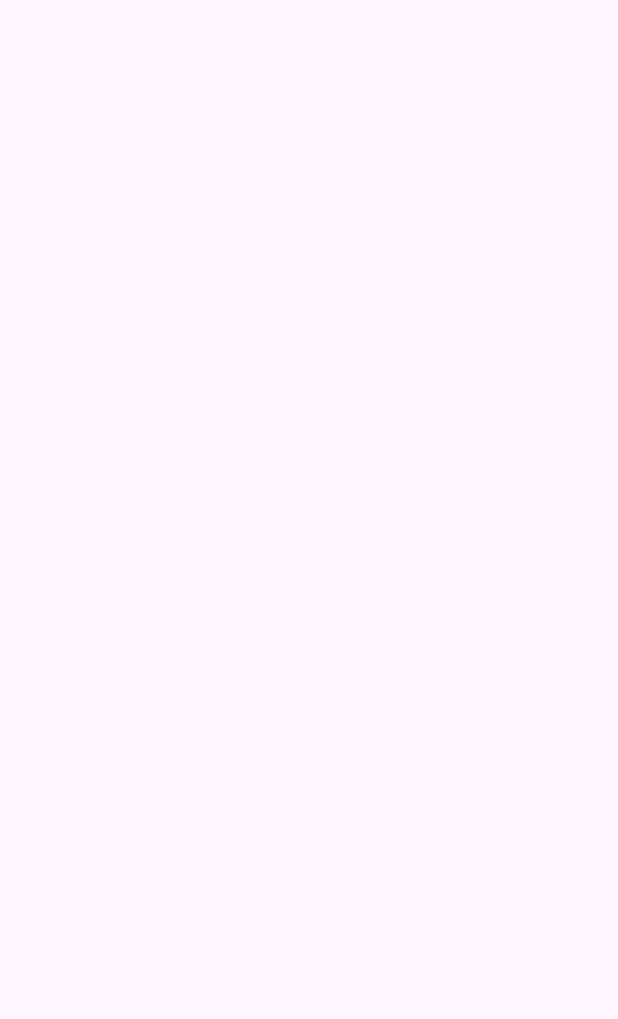
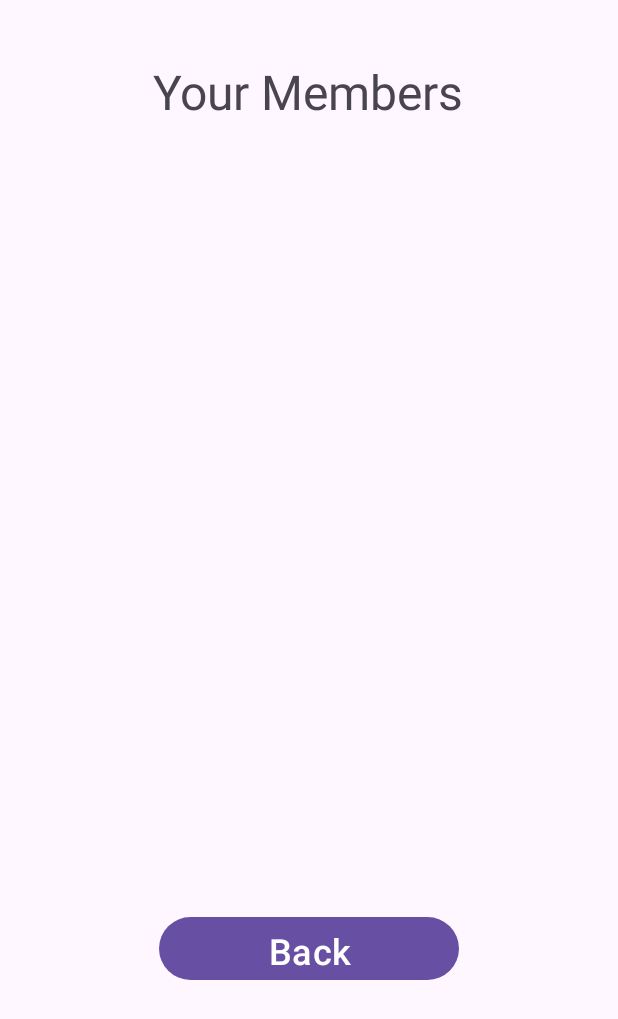
Before and after one commit to GabrielBall05/ChurchFinderApp, an Android app: the ViewMembers screen opened directly, with no data from a screen before it, on a phone screen of 412 x 824 dp. Before the commit the part shown is empty. Shown: the top 1019 px of the screen. Run offline under Robolectric (Android 15) with nearby library versions, the phone set to English and light mode, and no system bars; 1 statement that could not run was skipped.

Commit message:
Church can view their members & view details of each member

```diff
--- a/ChurchApp/app/src/main/AndroidManifest.xml
+++ b/ChurchApp/app/src/main/AndroidManifest.xml
@@ -12,6 +12,9 @@
         android:supportsRtl="true"
         android:theme="@style/Theme.ChurchApp"
         tools:targetApi="31">
+        <activity
+            android:name=".ChurchIntents.MemberDetails"
+            android:exported="false" />
         <activity
             android:name=".Confirmations.DeleteConfirmation"
             android:exported="false" />
--- /dev/null
+++ b/ChurchApp/app/src/main/java/com/example/churchapp/Adapters/MyMembersAdapter.java
@@ -0,0 +1,62 @@
+package com.example.churchapp.Adapters;
+
+import android.app.Activity;
+import android.content.Context;
+import android.view.LayoutInflater;
+import android.view.View;
+import android.view.ViewGroup;
+import android.widget.BaseAdapter;
+import android.widget.TextView;
+
+import com.example.churchapp.Models.User;
+import com.example.churchapp.R;
+
+import java.util.ArrayList;
+
+public class MyMembersAdapter extends BaseAdapter
+{
+    Context context;
+    ArrayList<User> listOfMembers;
+
+    public MyMembersAdapter(Context c, ArrayList<User> ls)
+    {
+        context = c;
+        listOfMembers = ls;
+    }
+
+    @Override
+    public int getCount()
+    {
+        return listOfMembers.size();
+    }
+
+    @Override
+    public Object getItem(int i)
+    {
+        return listOfMembers.get(i);
+    }
+
+    @Override
+    public long getItemId(int i)
+    {
+        return i;
+    }
+
+    @Override
+    public View getView(int i, View view, ViewGroup parent)
+    {
+        if (view == null)
+        {
+            LayoutInflater mInflater = (LayoutInflater) context.getSystemService(Activity.LAYOUT_INFLATER_SERVICE);
+            view = mInflater.inflate(R.layout.my_members_custom_cell, null);
+        }
+
+        //GUI
+        TextView tv_fnameLname = view.findViewById(R.id.tv_myMembersCC_fnameLname);
+
+        User user = listOfMembers.get(i);
+        tv_fnameLname.setText(user.getFirstName() + " " + user.getLastName());
+
+        return view;
+    }
+}
--- a/ChurchApp/app/src/main/java/com/example/churchapp/ChurchIntents/ViewMembers.java
+++ b/ChurchApp/app/src/main/java/com/example/churchapp/ChurchIntents/ViewMembers.java
@@ -2,17 +2,102 @@ package com.example.churchapp.ChurchIntents;
 
 import androidx.appcompat.app.AppCompatActivity;
 
+import android.content.Intent;
 import android.os.Bundle;
+import android.util.Log;
+import android.view.View;
+import android.widget.AdapterView;
+import android.widget.Button;
+import android.widget.ListView;
 
+import com.example.churchapp.Adapters.MyMembersAdapter;
+import com.example.churchapp.Database.UsersTableHelper;
+import com.example.churchapp.Models.User;
+import com.example.churchapp.Other.Session;
 import com.example.churchapp.R;
+
+import java.util.ArrayList;
 
 public class ViewMembers extends AppCompatActivity
 {
+    //GUI
+    Button btn_back;
+    ListView lv_members;
+
+    //DATABASE
+    UsersTableHelper usersDb;
+
+    //INTENTS
+    Intent memberDetailsIntent;
+    Intent churchHomeIntent;
+
+    //ADAPTER
+    MyMembersAdapter adapter;
+
+    //MY MEMBERS ARRAY
+    ArrayList<User> listOfMyMembers;
 
     @Override
     protected void onCreate(Bundle savedInstanceState)
     {
         super.onCreate(savedInstanceState);
         setContentView(R.layout.activity_view_members);
+
+        //GUI
+        btn_back = findViewById(R.id.btn_viewMembers_back);
+        lv_members = findViewById(R.id.lv_viewMembers_members);
+
+        //DATABASE
+        usersDb = new UsersTableHelper(this);
+
+        //INTENTS
+        memberDetailsIntent = new Intent(ViewMembers.this, MemberDetails.class);
+        churchHomeIntent = new Intent(ViewMembers.this, ChurchHome.class);
+
+        //ARRAYLIST
+        listOfMyMembers = new ArrayList<User>();
+        listOfMyMembers = usersDb.getAllUsersAttendingChurch(Session.getChurch().getEmail());
+
+        //FUNCTIONS
+        fillListView();
+        backButtonClick();
+        listViewItemSelect();
+    }
+
+    /**========================================LIST VIEW ITEM SELECTED========================================*/
+    private void fillListView()
+    {
+        adapter = new MyMembersAdapter(this, listOfMyMembers);
+        lv_members.setAdapter(adapter);
+    }
+
+    /**========================================LIST VIEW ITEM SELECTED========================================*/
+    private void listViewItemSelect()
+    {
+        lv_members.setOnItemClickListener(new AdapterView.OnItemClickListener()
+        {
+            @Override
+            public void onItemClick(AdapterView<?> parent, View view, int i, long id)
+            {
+                Log.v("List View Item Click", "List View Item Click - Moving to MemberDetails");
+
+                memberDetailsIntent.putExtra("myMember", listOfMyMembers.get(i));
+                startActivity(memberDetailsIntent);
+            }
+        });
+    }
+
+    /**========================================BACK BUTTON CLICK========================================*/
+    private void backButtonClick()
+    {
+        btn_back.setOnClickListener(new View.OnClickListener()
+        {
+            @Override
+            public void onClick(View v)
+            {
+                Log.v("Button Press", "Back Button Click (from ViewMembers) - Moving to ChurchHome");
+                startActivity(churchHomeIntent);
+            }
+        });
     }
 }
--- a/ChurchApp/app/src/main/java/com/example/churchapp/MainActivity.java
+++ b/ChurchApp/app/src/main/java/com/example/churchapp/MainActivity.java
@@ -131,7 +131,7 @@ public class MainActivity extends AppCompatActivity
                         {
                             Session.login(user);
                             //Determine if user is a member of a church or not
-                            if (usersDb.hasChurchFindByUserEmail(user.getEmail())) //Has church
+                            if (usersDb.doesUserHaveChurch(user.getEmail())) //Has church
                             {
                                 Log.v("BUTTON PRESS", "Login Button - Moving to UserWithChurchHome");
                                 startActivity(userWithChurchHomeIntent);
@@ -218,13 +218,13 @@ public class MainActivity extends AppCompatActivity
         Log.i("USERS", "==========ALL USERS==========");
         for (int i = 0; i < listOfUsers.size(); i++)
         {
-            Log.i("User:", "Email: " + listOfUsers.get(i).getEmail() + " - Password: " + listOfUsers.get(i).getPassword());
             //Log.i("User:", "Email: " + listOfUsers.get(i).getEmail() + " - Password: " + listOfUsers.get(i).getPassword());
+            Log.i("User:", "Email: " + listOfUsers.get(i).getEmail() + " - Password: " + listOfUsers.get(i).getPassword() + " - Church Attending: " + listOfUsers.get(i).getEmailOfChurchAttending());
         }
         Log.i("CHURCHES", "==========ALL CHURCHES==========");
         for (int i = 0; i < listOfChurches.size(); i++)
         {
-            Log.i("Church:", "Email: " + listOfChurches.get(i).getEmail() + " - Password: " + listOfChurches.get(i).getPassword());
+            Log.i("Church:", "Email: " + listOfChurches.get(i).getEmail() + " - Password: " + listOfChurches.get(i).getPassword() + " - Name: " + listOfChurches.get(i).getName());
         }
     }
 }
--- a/ChurchApp/app/src/main/res/layout/activity_view_members.xml
+++ b/ChurchApp/app/src/main/res/layout/activity_view_members.xml
@@ -6,4 +6,41 @@
     android:layout_height="match_parent"
     tools:context=".ChurchIntents.ViewMembers">
 
+    <Button
+        android:id="@+id/btn_viewMembers_back"
+        android:layout_width="200dp"
+        android:layout_height="50dp"
+        android:layout_marginStart="105dp"
+        android:layout_marginTop="1dp"
+        android:layout_marginEnd="106dp"
+        android:text="Back"
+        android:textSize="24sp"
+        app:layout_constraintEnd_toEndOf="parent"
+        app:layout_constraintStart_toStartOf="parent"
+        app:layout_constraintTop_toBottomOf="@+id/lv_viewMembers_members" />
+
+    <TextView
+        android:id="@+id/textView11"
+        android:layout_width="wrap_content"
+        android:layout_height="wrap_content"
+        android:layout_marginStart="101dp"
+        android:layout_marginTop="39dp"
+        android:layout_marginEnd="102dp"
+        android:text="Your Members"
+        android:textAlignment="center"
+        android:textSize="32sp"
+        app:layout_constraintEnd_toEndOf="parent"
+        app:layout_constraintStart_toStartOf="parent"
+        app:layout_constraintTop_toTopOf="parent" />
+
+    <ListView
+        android:id="@+id/lv_viewMembers_members"
+        android:layout_width="409dp"
+        android:layout_height="522dp"
+        android:layout_marginStart="1dp"
+        android:layout_marginTop="1dp"
+        android:layout_marginEnd="1dp"
+        app:layout_constraintEnd_toEndOf="parent"
+        app:layout_constraintStart_toStartOf="parent"
+        app:layout_constraintTop_toBottomOf="@+id/textView11" />
 </androidx.constraintlayout.widget.ConstraintLayout>
```
Also changed, not shown: ChurchApp/app/src/main/java/com/example/churchapp/ChurchIntents/MemberDetails.java (added, +77 -0 lines), ChurchApp/app/src/main/java/com/example/churchapp/Database/UsersTableHelper.java (+40 -1 lines), ChurchApp/app/src/main/res/layout/activity_member_details.xml (added, +83 -0 lines), ChurchApp/app/src/main/res/layout/my_members_custom_cell.xml (added, +14 -0 lines).
